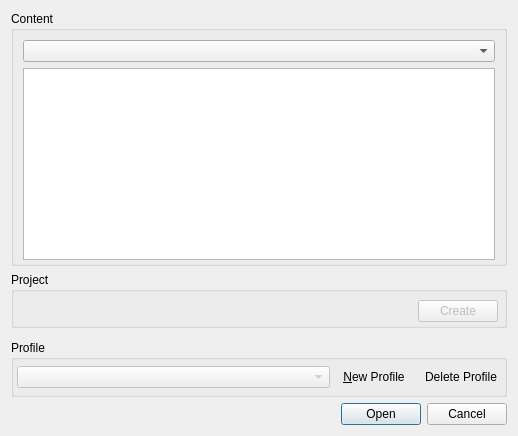
This is files/ui/datafilespage.ui in OpenMW/openmw as Qt 5 draws it before an edit. The edited form follows.
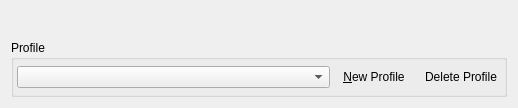
This is the edited form. Icons and pictures are not drawn. Custom widgets are drawn as their Qt base class.

Commit message: Reimplemented constentselector view class

```diff
--- a/files/ui/datafilespage.ui
+++ b/files/ui/datafilespage.ui
@@ -7,7 +7,7 @@
     <x>0</x>
     <y>0</y>
     <width>518</width>
-    <height>436</height>
+    <height>108</height>
    </rect>
   </property>
   <property name="sizePolicy">
@@ -21,188 +21,7 @@
   </property>
   <layout class="QVBoxLayout" name="verticalLayout">
    <item>
-    <widget class="QGroupBox" name="contentGroupBox">
-     <property name="title">
-      <string>Content</string>
-     </property>
-     <layout class="QVBoxLayout" name="verticalLayout_2">
-      <property name="bottomMargin">
-       <number>3</number>
-      </property>
-      <item>
-       <layout class="QHBoxLayout" name="filterLayout">
-        <item>
-         <widget class="ContentSelectorView::ProfilesComboBox" name="gameFileView">
-          <property name="editable">
-           <bool>false</bool>
-          </property>
-         </widget>
-        </item>
-       </layout>
-      </item>
-      <item>
-       <layout class="QHBoxLayout" name="horizontalLayout_3">
-        <item>
-         <widget class="QTableView" name="addonView">
-          <property name="sizePolicy">
-           <sizepolicy hsizetype="Expanding" vsizetype="Expanding">
-            <horstretch>0</horstretch>
-            <verstretch>0</verstretch>
-           </sizepolicy>
-          </property>
-          <property name="contextMenuPolicy">
-           <enum>Qt::DefaultContextMenu</enum>
-          </property>
-          <property name="acceptDrops">
-           <bool>true</bool>
-          </property>
-          <property name="editTriggers">
-           <set>QAbstractItemView::NoEditTriggers</set>
-          </property>
-          <property name="dragEnabled">
-           <bool>true</bool>
-          </property>
-          <property name="dragDropOverwriteMode">
-           <bool>false</bool>
-          </property>
-          <property name="dragDropMode">
-           <enum>QAbstractItemView::DragDrop</enum>
-          </property>
-          <property name="defaultDropAction">
-           <enum>Qt::MoveAction</enum>
-          </property>
-          <property name="alternatingRowColors">
-           <bool>true</bool>
-          </property>
-          <property name="selectionMode">
-           <enum>QAbstractItemView::SingleSelection</enum>
-          </property>
-          <property name="selectionBehavior">
-           <enum>QAbstractItemView::SelectRows</enum>
-          </property>
-          <property name="textElideMode">
-           <enum>Qt::ElideLeft</enum>
-          </property>
-          <property name="showGrid">
-           <bool>false</bool>
-          </property>
-          <attribute name="horizontalHeaderVisible">
-           <bool>false</bool>
-          </attribute>
-          <attribute name="horizontalHeaderStretchLastSection">
-           <bool>true</bool>
-          </attribute>
-          <attribute name="verticalHeaderVisible">
-           <bool>false</bool>
-          </attribute>
-         </widget>
-        </item>
-       </layout>
-      </item>
-     </layout>
-     <zorder></zorder>
-     <zorder></zorder>
-    </widget>
-   </item>
-   <item>
-    <widget class="QGroupBox" name="projectGroupBox">
-     <property name="sizePolicy">
-      <sizepolicy hsizetype="Preferred" vsizetype="Minimum">
-       <horstretch>0</horstretch>
-       <verstretch>0</verstretch>
-      </sizepolicy>
-     </property>
-     <property name="title">
-      <string>Project</string>
-     </property>
-     <property name="alignment">
-      <set>Qt::AlignLeading|Qt::AlignLeft|Qt::AlignTop</set>
-     </property>
-     <layout class="QHBoxLayout" name="horizontalLayout">
-      <property name="leftMargin">
-       <number>3</number>
-      </property>
-      <property name="topMargin">
-       <number>6</number>
-      </property>
-      <property name="rightMargin">
-       <number>6</number>
-      </property>
-      <property name="bottomMargin">
-       <number>0</number>
-      </property>
-      <item>
-       <widget class="QFrame" name="fileWidgetFrame">
-        <property name="sizePolicy">
-         <sizepolicy hsizetype="Minimum" vsizetype="MinimumExpanding">
-          <horstretch>0</horstretch>
-          <verstretch>0</verstretch>
-         </sizepolicy>
-        </property>
-        <property name="frameShape">
-         <enum>QFrame::NoFrame</enum>
-        </property>
-        <property name="frameShadow">
-         <enum>QFrame::Plain</enum>
-        </property>
-        <property name="lineWidth">
-         <number>0</number>
-        </property>
-        <layout class="QVBoxLayout" name="verticalLayout_3">
-         <property name="spacing">
-          <number>0</number>
-         </property>
-         <property name="margin">
-          <number>0</number>
-         </property>
-        </layout>
-       </widget>
-      </item>
-      <item>
-       <widget class="QPushButton" name="projectCreateButton">
-        <property name="enabled">
-         <bool>false</bool>
-        </property>
-        <property name="sizePolicy">
-         <sizepolicy hsizetype="Maximum" vsizetype="Fixed">
-          <horstretch>0</horstretch>
-          <verstretch>0</verstretch>
-         </sizepolicy>
-        </property>
-        <property name="text">
-         <string>Create</string>
-        </property>
-       </widget>
-      </item>
-     </layout>
-    </widget>
-   </item>
-   <item>
-    <widget class="QFrame" name="adjusterWidgetFrame">
-     <property name="sizePolicy">
-      <sizepolicy hsizetype="Preferred" vsizetype="Preferred">
-       <horstretch>1</horstretch>
-       <verstretch>0</verstretch>
-      </sizepolicy>
-     </property>
-     <property name="frameShape">
-      <enum>QFrame::NoFrame</enum>
-     </property>
-     <property name="frameShadow">
-      <enum>QFrame::Plain</enum>
-     </property>
-     <property name="lineWidth">
-      <number>0</number>
-     </property>
-     <layout class="QHBoxLayout" name="horizontalLayout_4">
-      <property name="spacing">
-       <number>0</number>
-      </property>
-      <property name="margin">
-       <number>0</number>
-      </property>
-     </layout>
-    </widget>
+    <widget class="QWidget" name="contentSelectorWidget" native="true"/>
    </item>
    <item>
     <widget class="QGroupBox" name="profileGroupBox">
@@ -234,7 +53,7 @@
       <item>
        <widget class="ContentSelectorView::ProfilesComboBox" name="profilesComboBox">
         <property name="enabled">
-         <bool>false</bool>
+         <bool>true</bool>
         </property>
         <property name="sizePolicy">
          <sizepolicy hsizetype="Expanding" vsizetype="Fixed">
@@ -276,13 +95,6 @@
      </layout>
     </widget>
    </item>
-   <item>
-    <widget class="QDialogButtonBox" name="projectButtonBox">
-     <property name="standardButtons">
-      <set>QDialogButtonBox::Cancel|QDialogButtonBox::Open</set>
-     </property>
-    </widget>
-   </item>
   </layout>
   <action name="newProfileAction">
    <property name="icon">
```
Left out of the diff: 9 changed lines with no effect on the pictures. The commit also changes 30 other files.
